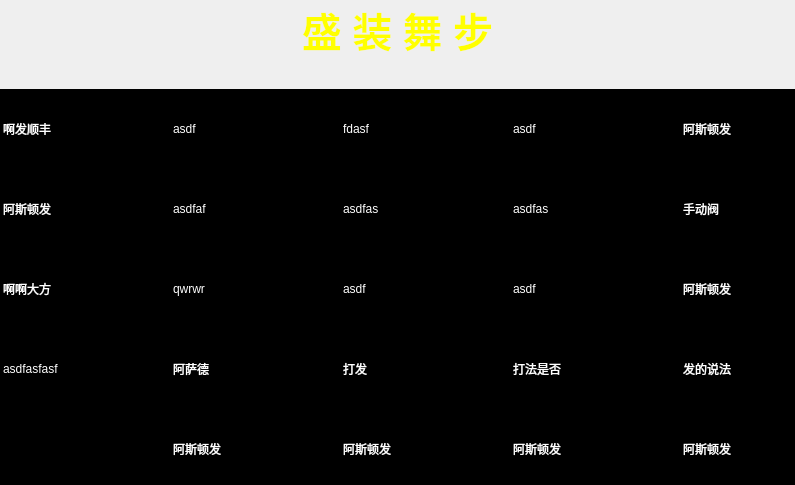
Old version of the form module/frm_startlist.ui in the repository jack-liaojie/LED_DEMO.
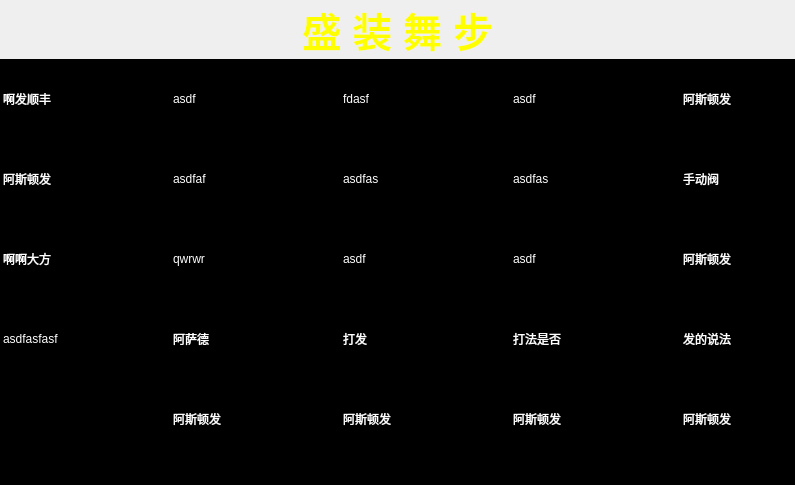
New version of the form.

```diff
--- a/module/frm_startlist.ui
+++ b/module/frm_startlist.ui
@@ -96,22 +96,6 @@
      </property>
     </widget>
    </item>
-   <item>
-    <spacer name="verticalSpacer">
-     <property name="orientation">
-      <enum>Qt::Vertical</enum>
-     </property>
-     <property name="sizeType">
-      <enum>QSizePolicy::Fixed</enum>
-     </property>
-     <property name="sizeHint" stdset="0">
-      <size>
-       <width>20</width>
-       <height>30</height>
-      </size>
-     </property>
-    </spacer>
-   </item>
    <item>
     <layout class="QHBoxLayout" name="horizontalLayout">
      <item>
```
Left out of the diff: 4 changed lines with no effect on the pictures.
